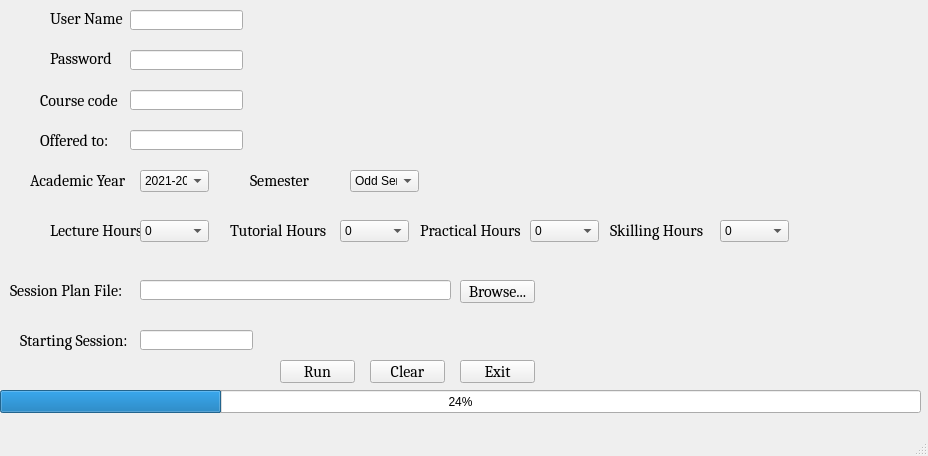
Above: sessionPlanUploaderUI.ui from asv21/sessionPlanUploader before the change. Below: the same form after it.
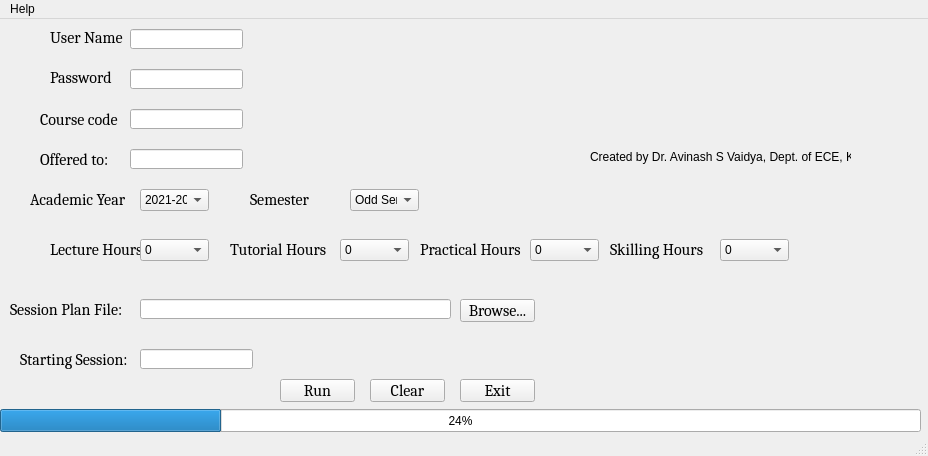
That is the form after the change. Icons and pictures are not drawn.

```diff
--- a/sessionPlanUploaderUI.ui
+++ b/sessionPlanUploaderUI.ui
@@ -618,6 +618,35 @@
      <number>24</number>
     </property>
    </widget>
+   <widget class="QLabel" name="label_13">
+    <property name="geometry">
+     <rect>
+      <x>580</x>
+      <y>0</y>
+      <width>341</width>
+      <height>121</height>
+     </rect>
+    </property>
+    <property name="text">
+     <string/>
+    </property>
+    <property name="pixmap">
+     <pixmap>G:/My Drive/avinash.s.vaidya@klh.edu.in 2020-10-09 10 05/KLH_Logo.png</pixmap>
+    </property>
+   </widget>
+   <widget class="QLabel" name="label_14">
+    <property name="geometry">
+     <rect>
+      <x>590</x>
+      <y>130</y>
+      <width>261</width>
+      <height>16</height>
+     </rect>
+    </property>
+    <property name="text">
+     <string>Created by Dr. Avinash S Vaidya, Dept. of ECE, KLH</string>
+    </property>
+   </widget>
   </widget>
   <widget class="QMenuBar" name="menubar">
    <property name="geometry">
@@ -628,6 +657,14 @@
      <height>21</height>
     </rect>
    </property>
+   <widget class="QMenu" name="menuHelp">
+    <property name="title">
+     <string>Help</string>
+    </property>
+    <addaction name="actionInstructions"/>
+    <addaction name="actionSample_Session_Plan"/>
+   </widget>
+   <addaction name="menuHelp"/>
   </widget>
   <widget class="QStatusBar" name="statusbar"/>
  </widget>
```
Left out of the diff: 10 changed lines with no effect on the pictures.
